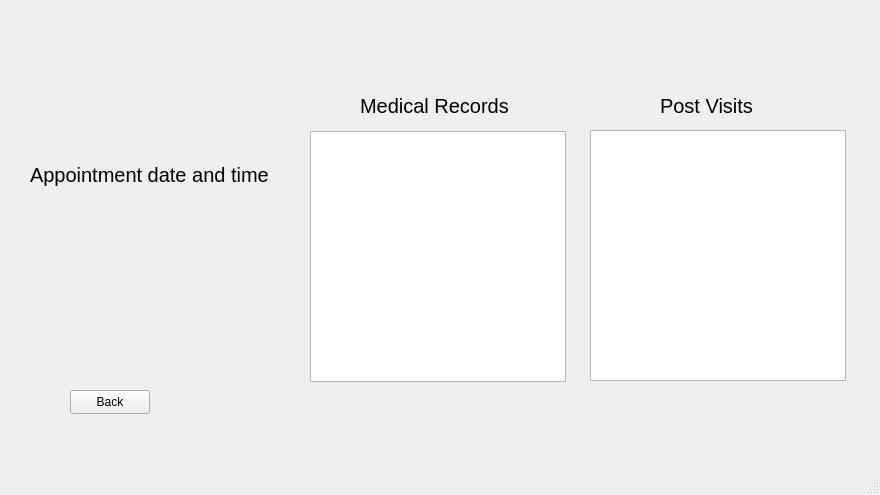
Old version of the form active_appointment.ui in the repository pratham-0204/VedSync.
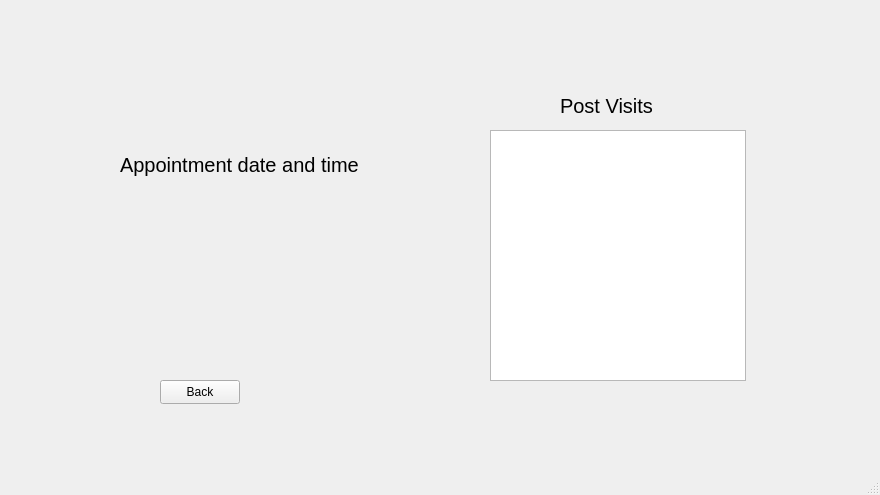
New version of the form.

```diff
--- a/active_appointment.ui
+++ b/active_appointment.ui
@@ -33,28 +33,10 @@
      <string>&lt;patient's name&gt;</string>
     </property>
    </widget>
-   <widget class="QLabel" name="label_4">
-    <property name="geometry">
-     <rect>
-      <x>360</x>
-      <y>90</y>
-      <width>151</width>
-      <height>31</height>
-     </rect>
-    </property>
-    <property name="font">
-     <font>
-      <pointsize>15</pointsize>
-     </font>
-    </property>
-    <property name="text">
-     <string>Medical Records</string>
-    </property>
-   </widget>
    <widget class="QLabel" name="label_5">
     <property name="geometry">
      <rect>
-      <x>660</x>
+      <x>560</x>
       <y>90</y>
       <width>101</width>
       <height>31</height>
@@ -69,20 +51,10 @@
      <string>Post Visits</string>
     </property>
    </widget>
-   <widget class="QListWidget" name="listWidget">
-    <property name="geometry">
-     <rect>
-      <x>310</x>
-      <y>131</y>
-      <width>256</width>
-      <height>251</height>
-     </rect>
-    </property>
-   </widget>
    <widget class="QListWidget" name="listWidget_2">
     <property name="geometry">
      <rect>
-      <x>590</x>
+      <x>490</x>
       <y>130</y>
       <width>256</width>
       <height>251</height>
@@ -92,8 +64,8 @@
    <widget class="QPushButton" name="pushButton">
     <property name="geometry">
      <rect>
-      <x>70</x>
-      <y>390</y>
+      <x>160</x>
+      <y>380</y>
       <width>80</width>
       <height>24</height>
      </rect>
@@ -105,8 +77,8 @@
    <widget class="QWidget" name="layoutWidget">
     <property name="geometry">
      <rect>
-      <x>30</x>
-      <y>150</y>
+      <x>120</x>
+      <y>140</y>
       <width>247</width>
       <height>161</height>
      </rect>
```
